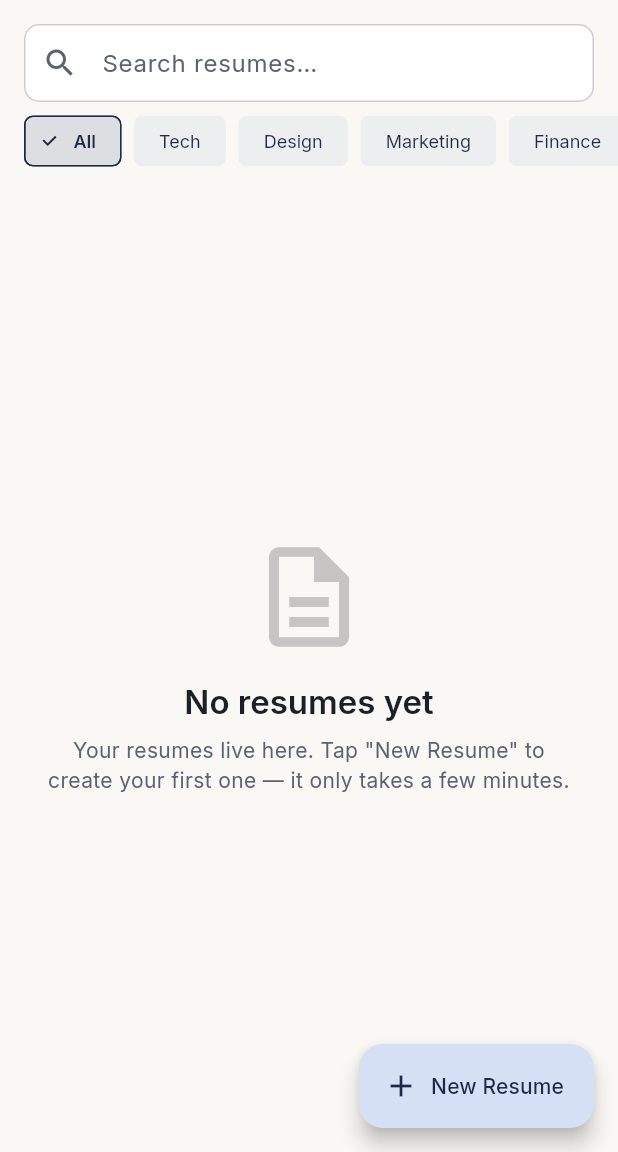
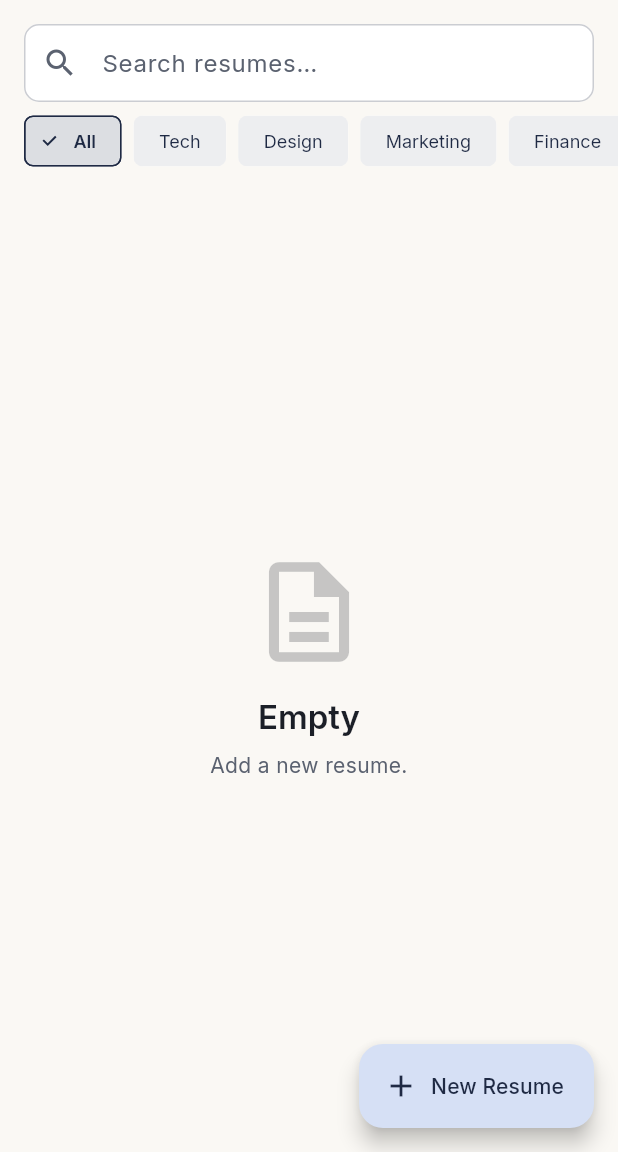
Before and after one commit to withshafan/smart_resume_builder, a Flutter app: the HomeScreen screen opened by its route, in the side drawer, after a tap on "New Resume", on a phone screen of 412 x 824 dp, the part 84-1236 px from its top. Run offline on Flutter 3.47's test engine with Material 3 defaults, Android fonts, the phone set to English and light mode, and no system bars; our stand-ins replace cloud_firestore, file_picker, firebase_auth, firebase_core, firebase_storage, google_fonts and 4 more; accounts and stored records are empty.

Commit message:
fix: secure resume loading block from hanging on error and simplify empty state message

```diff
--- a/lib/screens/home_screen.dart
+++ b/lib/screens/home_screen.dart
@@ -34,6 +34,7 @@ class _HomeScreenState extends State<HomeScreen> {
 
   Future<void> _loadResumes() async {
     setState(() => _isLoading = true);
+    try {
       final messenger = ScaffoldMessenger.of(context);
       final result = await _resumeService.getResumes();
       if (!mounted) return;
@@ -46,7 +47,13 @@ class _HomeScreenState extends State<HomeScreen> {
           SnackBar(content: Text(msg), behavior: SnackBarBehavior.floating),
         ),
       );
+    } catch (e) {
+      debugPrint('Error loading resumes: $e');
+    } finally {
+      if (mounted) {
         setState(() => _isLoading = false);
+      }
+    }
   }
 
   void _applyFilters() {
@@ -264,7 +271,7 @@ class _HomeScreenState extends State<HomeScreen> {
             Text(
               _searchQuery.isNotEmpty || _selectedCategory != 'All'
                   ? 'No resumes match your filter'
-                  : 'No resumes yet',
+                  : 'Empty',
               style: theme.textTheme.titleLarge,
               textAlign: TextAlign.center,
             ),
@@ -272,7 +279,7 @@ class _HomeScreenState extends State<HomeScreen> {
             Text(
               _searchQuery.isNotEmpty || _selectedCategory != 'All'
                   ? 'Try adjusting the search or category filter.'
-                  : 'Your resumes live here. Tap "New Resume" to create your first one — it only takes a few minutes.',
+                  : 'Add a new resume.',
               style: theme.textTheme.bodyMedium?.copyWith(
                   color: theme.colorScheme.onSurfaceVariant),
               textAlign: TextAlign.center,
```
Lines whose indentation alone changed are shown as unchanged.
